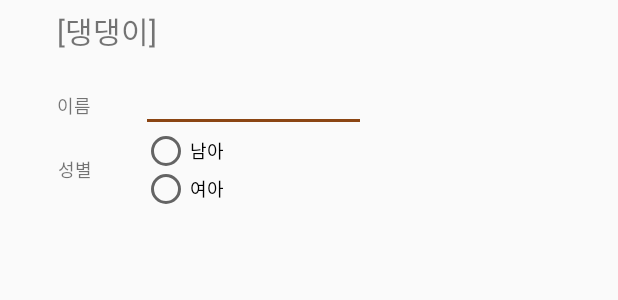
After one commit to proverbs1609/TektonInternProject, an Android app: the layout signup2_layout.xml on its own in the app's theme, with its tools: preview values and no code run, on a phone screen of 412 x 824 dp. The commit adds this screen. Shown: the top 300 px of the screen. Run offline under Robolectric (Android 15) with nearby library versions, the phone set to English and light mode, and no system bars.

```diff
--- a/app/build.gradle
+++ b/app/build.gradle
@@ -20,7 +20,7 @@ android {
 }
 
 dependencies {
-    implementation fileTree(dir: 'libs', include: ['*.jar'])
+    implementation fileTree(include: ['*.jar'], dir: 'libs')
     implementation 'com.android.support:appcompat-v7:26.1.0'
     implementation 'com.android.support.constraint:constraint-layout:1.0.2'
     implementation 'com.android.support:design:26.1.0'
@@ -32,5 +32,4 @@ dependencies {
     compile files('libs/3rdparty_login_library_android_4.1.4.jar')
     compile 'com.google.zxing:core:3.2.1'
     compile 'com.journeyapps:zxing-android-embedded:3.2.0@aar'
-
 }
--- /dev/null
+++ b/app/src/main/res/layout/signup2_layout.xml
@@ -0,0 +1,91 @@
+<?xml version="1.0" encoding="utf-8"?>
+<LinearLayout xmlns:android="http://schemas.android.com/apk/res/android"
+    android:layout_width="300dp"
+    android:layout_height="200dp"
+    android:orientation="vertical"
+    android:padding="5dp">
+
+    <LinearLayout
+        android:layout_width="288dp"
+        android:layout_height="wrap_content"
+        android:orientation="horizontal">
+
+        <TextView
+            android:id="@+id/textView3"
+            android:layout_width="wrap_content"
+            android:layout_height="wrap_content"
+            android:layout_weight="1"
+            android:text="       [댕댕이]"
+            android:textSize="20sp" />
+    </LinearLayout>
+
+    <LinearLayout
+        android:layout_width="300dp"
+        android:layout_height="wrap_content"
+        android:orientation="horizontal"
+        android:weightSum="5">
+
+        <TextView
+            android:layout_width="5dp"
+            android:layout_height="50dp"
+            android:layout_weight="1.5"
+            android:gravity="center"
+            android:text="이름"
+            android:textSize="12sp" />
+
+        <android.support.design.widget.TextInputLayout
+            android:id="@+id/findPwDialogNameTi"
+            android:layout_width="15dp"
+            android:layout_height="wrap_content"
+            android:layout_weight="3.5"
+            android:orientation="vertical">
+
+            <EditText
+                android:id="@+id/dialog_edit"
+                android:layout_width="150dp"
+                android:layout_height="42dp"
+                android:textColorHint="#42000000" />
+        </android.support.design.widget.TextInputLayout>
+    </LinearLayout>
+
+
+    <LinearLayout
+        android:layout_width="300dp"
+        android:layout_height="wrap_content"
+        android:orientation="horizontal"
+        android:weightSum="5">
+
+
+        <TextView
+            android:layout_width="1dp"
+            android:layout_height="50dp"
+            android:layout_weight="1.5"
+            android:gravity="center"
+            android:text="성별"
+            android:textSize="12sp" />
+
+        <RadioGroup
+            android:id="@+id/dialog_rg"
+            android:layout_width="4dp"
+            android:layout_height="wrap_content"
+            android:layout_weight="3.5"
+            android:orientation="vertical">
+
+            <RadioButton
+                android:id="@+id/dialog_rb_male"
+                android:layout_width="wrap_content"
+                android:layout_height="25dp"
+                android:text="남아"
+                android:textSize="12sp" />
+
+            <RadioButton
+                android:id="@+id/dialog_rb_female"
+                android:layout_width="wrap_content"
+                android:layout_height="25dp"
+                android:text="여아"
+                android:textSize="12sp" />
+
+        </RadioGroup>
+
+    </LinearLayout>
+</LinearLayout>
```
Also changed, not shown: app/src/main/java/com/app/hamang/tektonproject/DogItem.java (added, +27 -0 lines), app/src/main/java/com/app/hamang/tektonproject/DogList.java (added, +184 -0 lines), app/src/main/java/com/app/hamang/tektonproject/DogListAdapter.java (added, +41 -0 lines), app/src/main/java/com/app/hamang/tektonproject/MainActivity.java (+66 -7 lines), app/src/main/res/layout/dog_list_layout.xml (added, +52 -0 lines), app/src/main/res/layout/dog_list_layout_row.xml (added, +33 -0 lines), app/src/main/res/layout/signup_layout.xml (added, +76 -0 lines).
